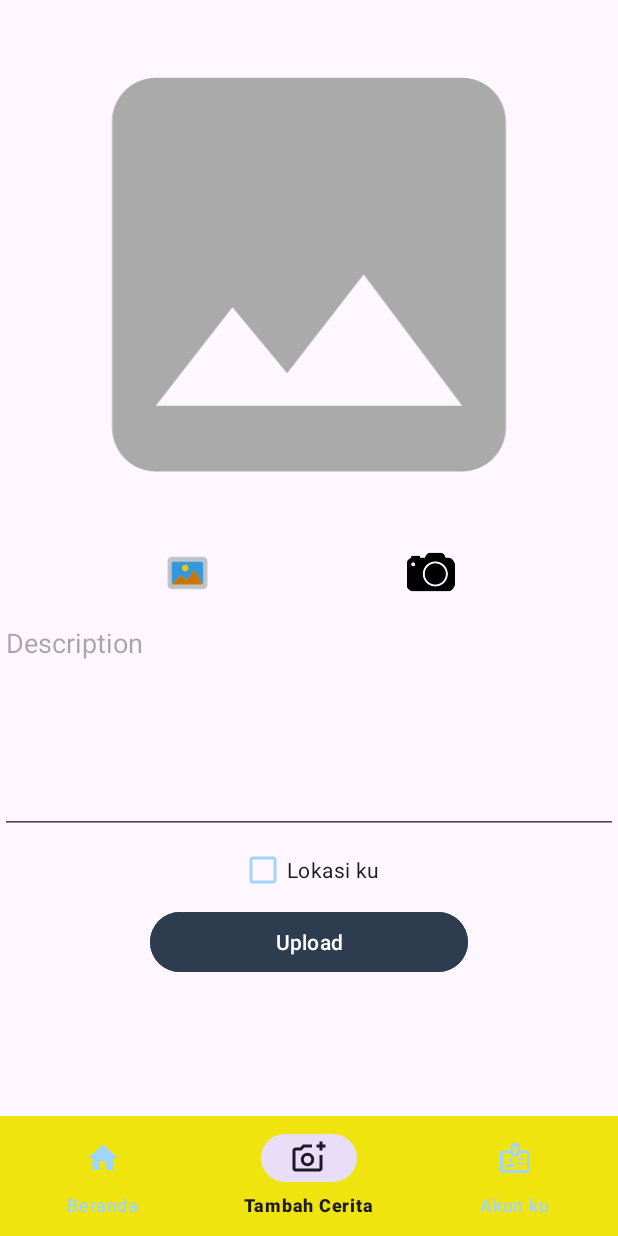
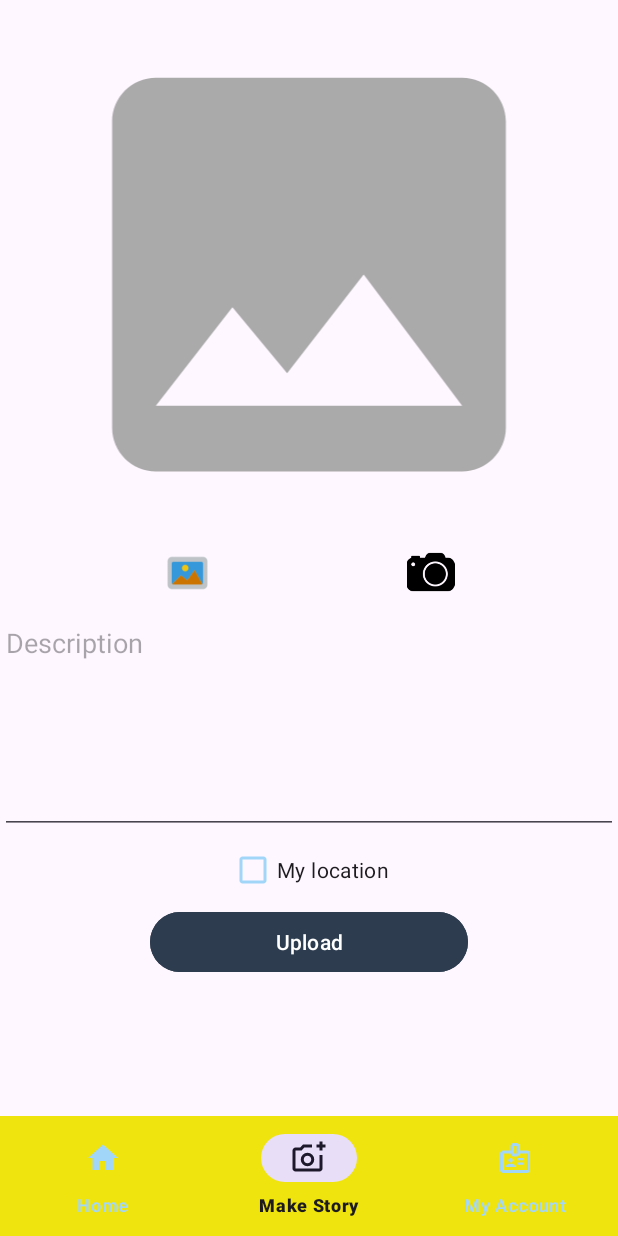
Before and after one commit to Lamz16/Rene_Apps, an Android app: the AddStoryFragment screen opened through its navigation route, on a phone screen of 412 x 824 dp. Run offline under Robolectric (Android 15) with nearby library versions, the phone set to English and light mode, and no system bars; our stand-ins replace navigation-ui, paging; pictures from the network do not load; 1 statement that could not run was skipped.

Commit message:
First Commit

```diff
--- a/app/src/main/res/values/strings.xml
+++ b/app/src/main/res/values/strings.xml
@@ -1,8 +1,10 @@
 <resources>
     <string name="app_name">Rene Apps</string>
-    <string name="title_home">Beranda</string>
-    <string name="title_add">Tambah Cerita</string>
-    <string name="title_account">Akun ku</string>
+    <string name="title_home">Home</string>
+    <string name="title_add">Make Story</string>
+    <string name="title_account">My Account</string>
+    <!-- TODO: Remove or change this placeholder text -->
+    <string name="hello_blank_fragment">Hello blank fragment</string>
     <string name="signup">Daftar</string>
     <string name="login">Masuk</string>
     <string name="title_signup_page">Lengkapi data dirimu di bawah ini ya</string>
@@ -14,7 +16,7 @@
     <string name="logout">Keluar</string>
     <string name="text_desc">%s</string>
     <string name="text_desc_main">Memuat Data</string>
-    <string name="auth">Penulis</string>
+    <string name="auth">Author</string>
     <string name="addStory">Add Story\n</string>
     <string name="title_welcome_page">Selamat datang di Story App!</string>
     <string name="message_welcome_page">Abadikan aktivitas menarik mu bersama keluarga maupun sendiri! \n \n \t Buat dunia menjadi menarik dengan potret terbaik mu\n</string>
@@ -28,10 +30,11 @@
     <string name="desc_btn_galery">Tombol galeri</string>
     <string name="desc_btn_upload">Tombol upload</string>
     <string name="desc_img_login">Gambar fotografi</string>
+    <string name="title_activity_maps">MapsActivity</string>
     <string name="menu_1">maps</string>
     <string name="retry">Coba lagi</string>
-    <string name="start_point">Lokasi ku</string>
+    <string name="start_point">My location</string>
     <string name="user_name">user name</string>
-    <string name="language">Bahasa</string>
+    <string name="language">bahasa</string>
 
 </resources>
```
